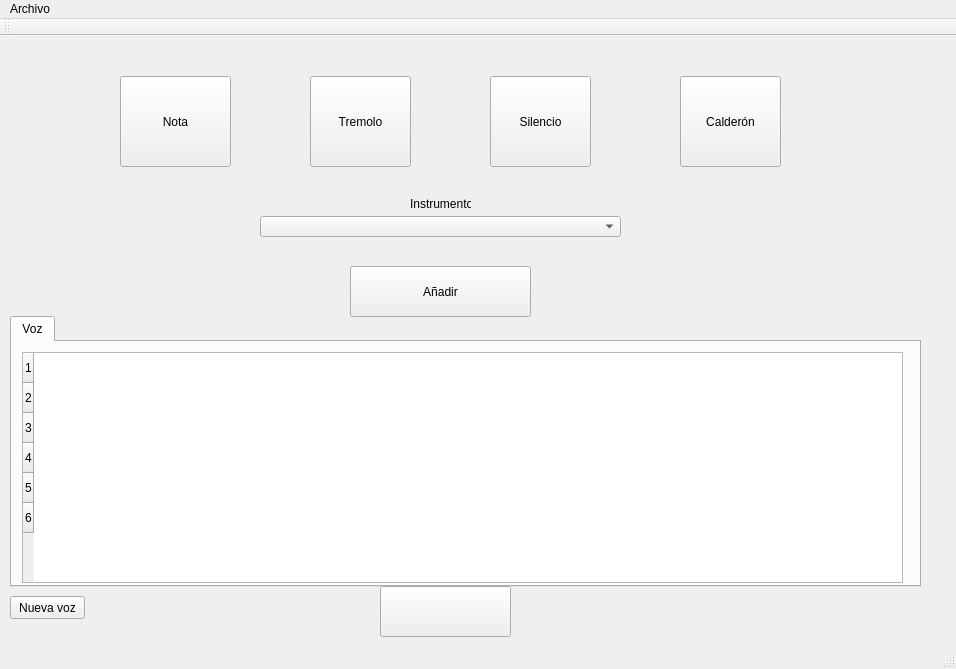
First picture: the form in QtGuiApplication1/QtGuiApplication1.ui, repository samahetfield/TFG-QT, before the edit.
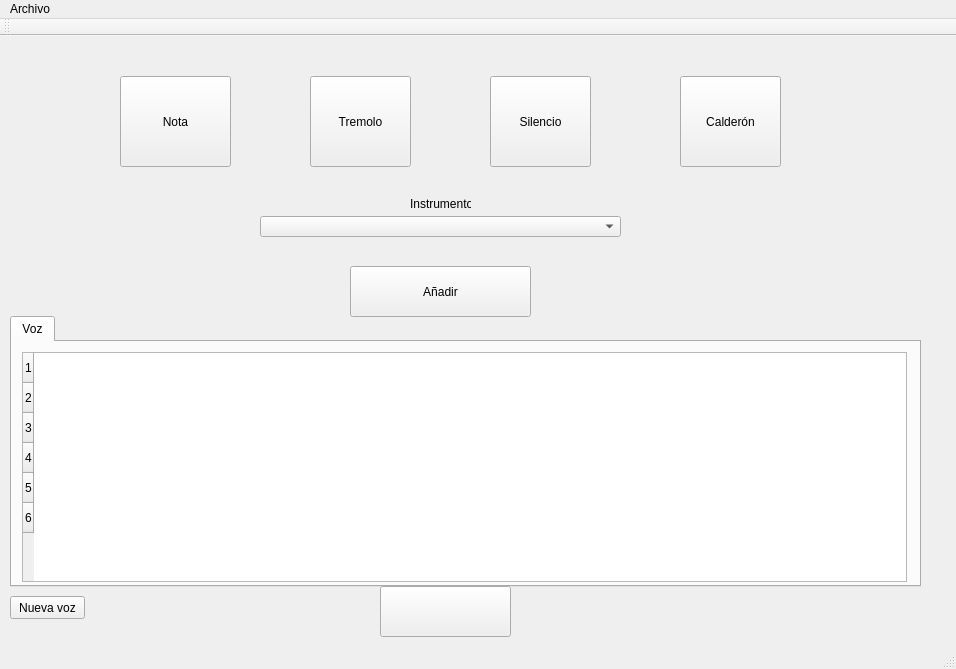
Second picture: the form after the edit.

Diff of the .ui file:
```diff
--- a/QtGuiApplication1/QtGuiApplication1.ui
+++ b/QtGuiApplication1/QtGuiApplication1.ui
@@ -145,8 +145,8 @@
        <rect>
         <x>10</x>
         <y>10</y>
-        <width>881</width>
-        <height>231</height>
+        <width>885</width>
+        <height>230</height>
        </rect>
       </property>
       <row>
```
